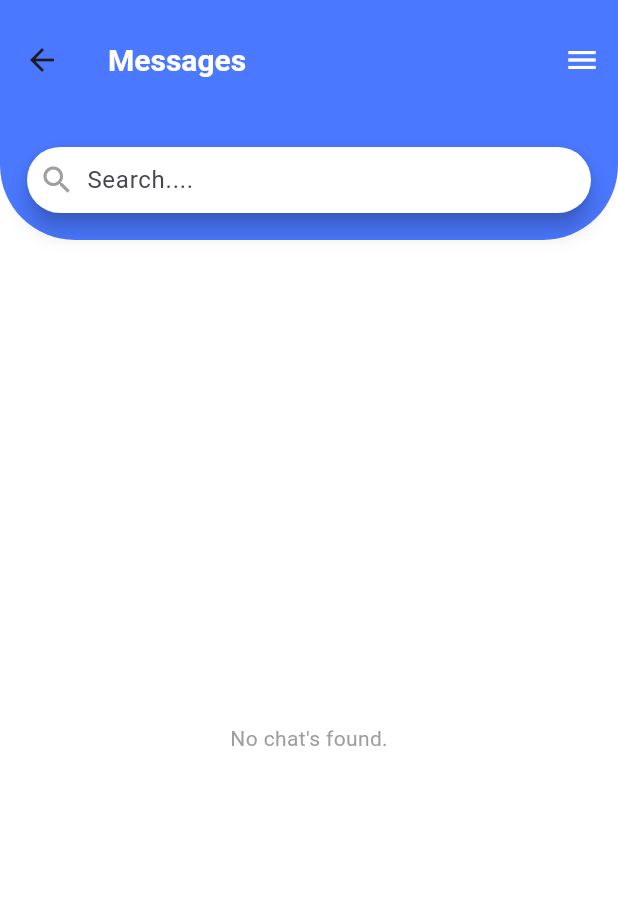
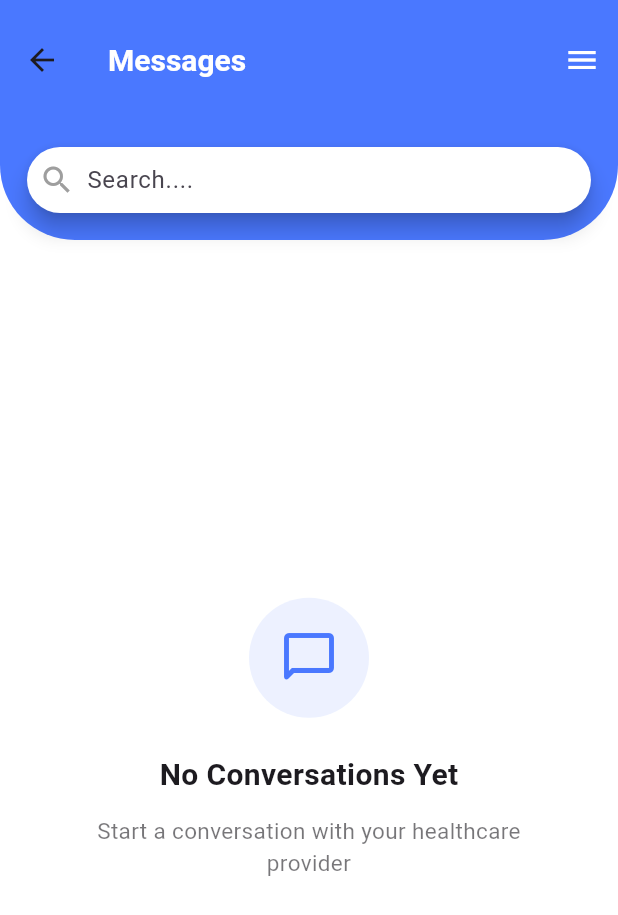
Before and after one commit to fouzzann/Cure-Connec-Main-App, a Flutter app: the MessagePage screen opened directly, on a phone screen of 412 x 824 dp. Shown: the top 915 px of the screen. Run offline on Flutter 3.47's test engine with Material 3 defaults, Android fonts, the phone set to English and light mode, and no system bars; our stand-ins replace cached_network_image, carousel_slider, cloud_firestore, dio, firebase_auth, firebase_core and 5 more; missing offline and left inert: flutter_stripe; accounts and stored records are empty.

Commit message:
switched the normal empty list to modern in message page

```diff
--- a/lib/views/widgets/message_page/chat_list_view.dart
+++ b/lib/views/widgets/message_page/chat_list_view.dart
@@ -25,24 +25,124 @@ class ChatListView extends StatelessWidget {
             .snapshots(),
         builder: (context, snapshot) {
           if (snapshot.hasError) {
-            return Center(child: Text(snapshot.error.toString()));
+            return _buildErrorState(snapshot.error.toString());
           }
 
           if (snapshot.connectionState == ConnectionState.waiting) {
-            return const Center(
-              child: CircularProgressIndicator(color: AppColors.mainTheme),
-            );
+            return _buildLoadingState();
           }
 
           if (!snapshot.hasData || snapshot.data!.docs.isEmpty) {
-            return const Center(
-              child: Text(
-                "No chat's found.",
-                style: TextStyle(color: Colors.grey),
+            return _buildEmptyState(context);
+          }
+
+          return _buildChatList(snapshot);
+        },
       ),
     );
   }
 
+  Widget _buildEmptyState(BuildContext context) {
+    return Center(
+      child: Container(
+        padding: const EdgeInsets.symmetric(horizontal: 40),
+        child: Column(
+          mainAxisAlignment: MainAxisAlignment.center,
+          children: [
+            Container(
+              padding: const EdgeInsets.all(20),
+              decoration: BoxDecoration(
+                shape: BoxShape.circle,
+                color: AppColors.mainTheme.withOpacity(0.1),
+              ),
+              child: Icon(
+                Icons.chat_bubble_outline_rounded,
+                size: 40,
+                color: AppColors.mainTheme,
+              ),
+            ),
+            const SizedBox(height: 24),
+            Text(
+              'No Conversations Yet',
+              style: TextStyle(
+                fontSize: 20,
+                fontWeight: FontWeight.w600,
+                color: Theme.of(context).colorScheme.onSurface,
+              ),
+            ),
+            const SizedBox(height: 12),
+            Text(
+              'Start a conversation with your healthcare provider',
+              textAlign: TextAlign.center,
+              style: TextStyle(
+                fontSize: 15,
+                color: Theme.of(context).colorScheme.onSurface.withOpacity(0.6),
+              ),
+            ),
+          ],
+        ),
+      ),
+    );
+  }
+
+  Widget _buildLoadingState() {
+    return Center(
+      child: Column(
+        mainAxisAlignment: MainAxisAlignment.center,
+        children: [
+          CircularProgressIndicator(
+            color: AppColors.mainTheme,
+          ),
+          const SizedBox(height: 16),
+          Text(
+            'Loading chats...',
+            style: TextStyle(
+              color: AppColors.mainTheme,
+              fontSize: 16,
+            ),
+          ),
+        ],
+      ),
+    );
+  }
+
+  Widget _buildErrorState(String error) {
+    return Center(
+      child: Padding(
+        padding: const EdgeInsets.symmetric(horizontal: 32),
+        child: Column(
+          mainAxisAlignment: MainAxisAlignment.center,
+          children: [
+            Icon(
+              Icons.error_outline,
+              color: Colors.red[400],
+              size: 40,
+            ),
+            const SizedBox(height: 16),
+            Text(
+              'Something went wrong',
+              style: TextStyle(
+                color: Colors.red[700],
+                fontSize: 18,
+                fontWeight: FontWeight.w600,
+              ),
+            ),
+            const SizedBox(height: 8),
+            Text(
+              error,
+              textAlign: TextAlign.center,
+              style: TextStyle(
+                color: Colors.red[400],
+                fontSize: 14,
+              ),
+            ),
+          ],
+        ),
+      ),
+    );
+  }
+
+  Widget _buildChatList(AsyncSnapshot<QuerySnapshot<Map<String, dynamic>>> snapshot) {
     return ListView.builder(
       padding: const EdgeInsets.symmetric(horizontal: 16, vertical: 10),
       itemCount: snapshot.data!.docs.length,
@@ -59,8 +159,5 @@ class ChatListView extends StatelessWidget {
         );
       },
     );
-        },
-      ),
-    );
   }
 }
--- a/lib/views/widgets/search_dr/search_page/filter_button_widget.dart
+++ b/lib/views/widgets/search_dr/search_page/filter_button_widget.dart
@@ -1,5 +1,3 @@
-// lib/views/screens/search_dr/widgets/filter_button.dart
-
 import 'package:flutter/material.dart';
 import '../../../../utils/app_colors/app.theme.dart';
 
```
Also changed, not shown: lib/views/widgets/search_dr/search_page/search_bar_card.dart (+7 -7 lines). Lines whose indentation alone changed are shown as unchanged.
